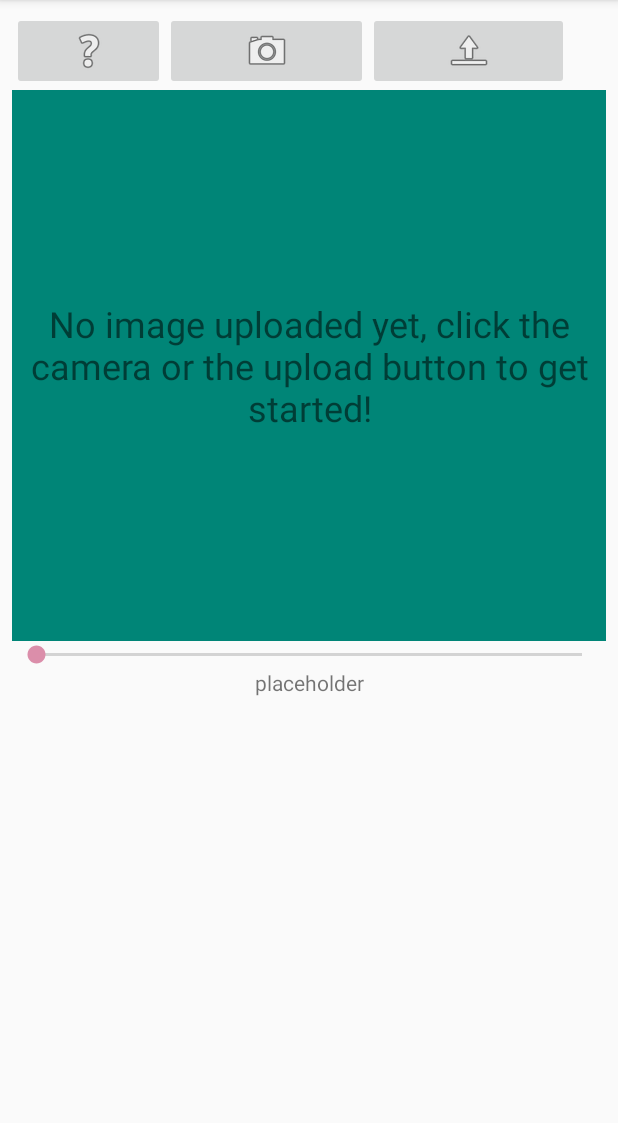
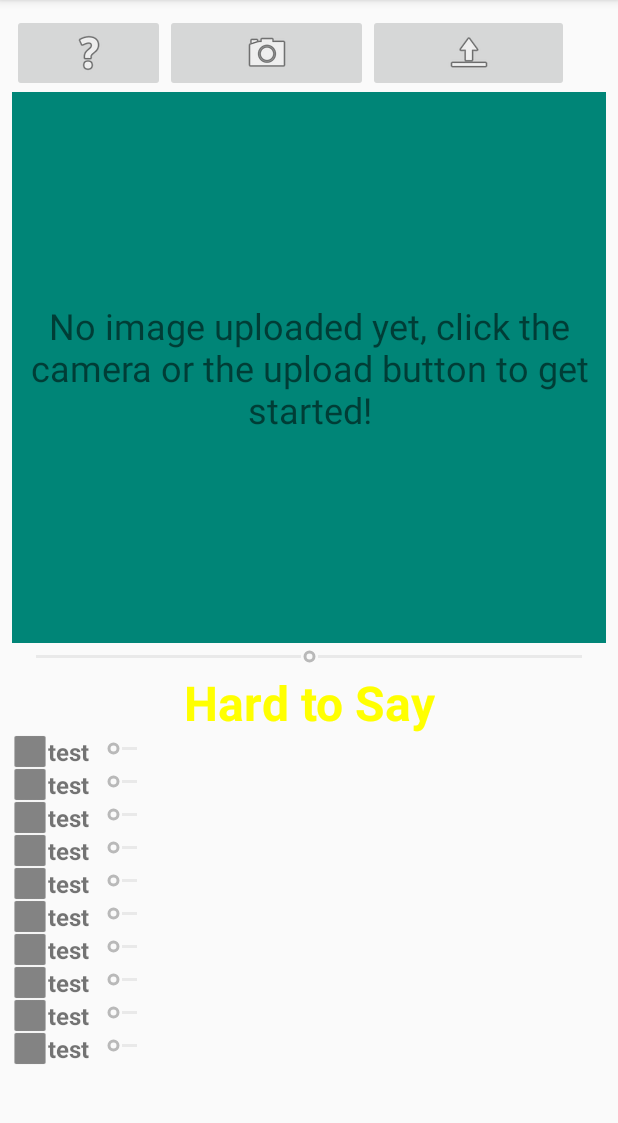
Before and after one commit to timecomplexity/FoodSeer, an Android app: the screen it shows after launch (MainActivity), on a phone screen of 412 x 824 dp, the part 84-1207 px from its top. Run offline under Robolectric (Android 15) with nearby library versions, the phone set to English and light mode, and no system bars.

Commit message:
now were getting somehwere

```diff
--- a/app/build.gradle
+++ b/app/build.gradle
@@ -25,4 +25,5 @@ dependencies {
     testImplementation 'junit:junit:4.12'
     androidTestImplementation 'com.android.support.test:runner:1.0.2'
     androidTestImplementation 'com.android.support.test.espresso:espresso-core:3.0.2'
+    implementation 'com.android.support:gridlayout-v7:28.0.0'
 }
--- a/app/src/main/java/com/blastbeatsandcode/seefood/view/MainActivity.java
+++ b/app/src/main/java/com/blastbeatsandcode/seefood/view/MainActivity.java
@@ -1,17 +1,19 @@
 package com.blastbeatsandcode.seefood.view;
 
+import android.graphics.Color;
 import android.media.Image;
 import android.support.v7.app.AppCompatActivity;
 import android.os.Bundle;
+import android.view.LayoutInflater;
 import android.view.View;
-import android.widget.Button;
 import android.widget.ImageButton;
+import android.widget.ImageView;
 import android.widget.SeekBar;
+import android.widget.TableLayout;
+import android.widget.TableRow;
 import android.widget.TextView;
 
 import com.blastbeatsandcode.seefood.R;
-
-import org.w3c.dom.Text;
 
 public class MainActivity extends AppCompatActivity {
 
@@ -19,10 +21,11 @@ public class MainActivity extends AppCompatActivity {
     private static ImageButton buttonHelp;
     private static ImageButton buttonCamera;
     private static ImageButton buttonUpload;
-    private static View imageMainResult;
+    private static ImageView imageMainResult;
     private static TextView textNoneUploadedYet;
     private static SeekBar seekbarMainResult;
     private static TextView textMainResult;
+    private static TableLayout tableGallery;
 
     @Override
     protected void onCreate(Bundle savedInstanceState) {
@@ -34,10 +37,12 @@ public class MainActivity extends AppCompatActivity {
         buttonHelp = (ImageButton)findViewById(R.id.buttonHelp);
         buttonCamera = (ImageButton)findViewById(R.id.buttonCamera);
         buttonUpload = (ImageButton)findViewById(R.id.buttonUpload);
-        imageMainResult = (View)findViewById(R.id.imageMainResult);
+        imageMainResult = (ImageView)findViewById(R.id.imageMainResult);
         textNoneUploadedYet = (TextView)findViewById(R.id.textNoneUploadedYet);
         seekbarMainResult = (SeekBar)findViewById(R.id.seekbarMainResult);
+        seekbarMainResult.setEnabled(false); // make the seekbar frozen
         textMainResult = (TextView)findViewById(R.id.textMainResult);
+        tableGallery = (TableLayout)findViewById(R.id.tableGallery);
 
         // start all listeners
 
@@ -48,15 +53,55 @@ public class MainActivity extends AppCompatActivity {
         // initialize
 
         initialize();
+        Image[] gallery = new Image[10];
+        //TODO have this ^ come from somehwere else and be filled with
+        // the latest x (10) images excluding the most recent one
+        // also these might want to be an seeFoodImage objects which have data about foodness rather than just
+        // images so populating the gallery is easier :)
+        populateGallery(gallery);
+        appropriateView(5,seekbarMainResult,textMainResult ); //TODO remove later
 
     }
 
-    public void initialize(){
+    public void initialize(){ // a lot of this should probably be done by controller
         //TODO
         // set imageMainResult to first most recent image from db (or return now if theres none)
+            // imageMainResult.setImageResource(R.drawable.my_image); // have first image passed here
         // hide textNoneUploadedYet
         // based on main image, set seekbarMainResult and textMainResult
-        // populate the gallery below
+            // appropriateView(get this somehow,seekbarMainResult,textMainResult );
+        // populate the gallery
+    }
+
+    private void populateGallery(Image[] gallery) {
+        for (Image i: gallery){ //for each image in gallery array
+            TableRow row = (TableRow)LayoutInflater.from(MainActivity.this).inflate(R.layout.attrib_row, null);
+            ((ImageView)row.findViewById(R.id.galleryImage)).setImageResource(R.drawable.defaultimage);
+            ((TextView)row.findViewById(R.id.galleryText)).setText("test");
+            ((SeekBar)row.findViewById(R.id.gallerySeekbar)).setEnabled(false);
+            tableGallery.addView(row);
+            // TODO populate more based on object's attributes
+        }
+
+    }
+
+    // for now, foodness is a double out of 10, 0 being not food and 10 being food
+    // this function sets the color of text, the content of text, and the seekbar percent
+    private void appropriateView(double foodness, SeekBar s, TextView t ){
+        // useing just 3 colors for now
+        if (foodness < 3.5){
+            t.setTextColor(Color.RED);
+            t.setText("Not Food");
+            s.setProgress((int)foodness*10);
+        } else if (foodness>= 3.5 && foodness < 7.5){
+            t.setTextColor(Color.YELLOW);
+            t.setText("Hard to Say");
+            s.setProgress((int)foodness*10);
+        } else {
+            t.setTextColor(Color.GREEN);
+            t.setText("Food!");
+            s.setProgress((int)foodness*10);
+        }
     }
 
     public void helpListener(){
--- a/app/src/main/res/layout/activity_main.xml
+++ b/app/src/main/res/layout/activity_main.xml
@@ -6,22 +6,23 @@
     android:layout_height="match_parent"
     tools:context=".view.MainActivity">
 
+    <ScrollView
+        android:layout_width="match_parent"
+        android:layout_height="match_parent">
+
         <LinearLayout
             android:id="@+id/linearLayout"
-        android:layout_width="0dp"
-        android:layout_height="799dp"
+            android:layout_width="match_parent"
+            android:layout_height="wrap_content"
             android:layout_marginStart="8dp"
             android:layout_marginLeft="8dp"
-        android:layout_marginTop="8dp"
+            android:layout_marginTop="9dp"
             android:layout_marginEnd="8dp"
             android:layout_marginRight="8dp"
-        android:layout_marginBottom="8dp"
             android:orientation="vertical"
-        app:layout_constraintBottom_toBottomOf="parent"
             app:layout_constraintEnd_toEndOf="parent"
             app:layout_constraintStart_toStartOf="parent"
-        app:layout_constraintTop_toTopOf="parent"
-        app:layout_constraintVertical_bias="0.0">
+            app:layout_constraintTop_toTopOf="parent">
 
             <LinearLayout
                 android:layout_width="match_parent"
@@ -56,7 +57,6 @@
                     android:id="@+id/imageMainResult"
                     android:layout_width="match_parent"
                     android:layout_height="match_parent"
-                android:background="?android:attr/accessibilityFocusedDrawable"
                     app:srcCompat="@color/colorPrimary" />
 
                 <TextView
@@ -80,7 +80,50 @@
                 android:layout_width="match_parent"
                 android:layout_height="wrap_content"
                 android:gravity="center"
-            android:text="placeholder" />
+                android:text="placeholder"
+                android:textSize="32dp"
+                android:textStyle="bold"/>
+
+            <TableLayout
+                android:id="@+id/tableGallery"
+                android:layout_width="match_parent"
+                android:layout_height="match_parent">
+
+                <TableRow
+                    android:id="@+id/galRow0"
+                    android:layout_width="match_parent"
+                    android:layout_height="match_parent">
+
+                </TableRow>
+
+                <TableRow
+                    android:id="@+id/galRow2"
+                    android:layout_width="match_parent"
+                    android:layout_height="match_parent">
+
+                </TableRow>
+
+                <TableRow
+                    android:id="@+id/galRow3"
+                    android:layout_width="match_parent"
+                    android:layout_height="match_parent">
+
+                </TableRow>
+
+                <TableRow
+                    android:id="@+id/galRow4"
+                    android:layout_width="match_parent"
+                    android:layout_height="match_parent">
+
+                </TableRow>
+
+                <TableRow
+                    android:id="@+id/galRow5"
+                    android:layout_width="match_parent"
+                    android:layout_height="match_parent" />
+            </TableLayout>
 
         </LinearLayout>
+    </ScrollView>
+
 </android.support.constraint.ConstraintLayout>
--- /dev/null
+++ b/app/src/main/res/layout/attrib_row.xml
@@ -0,0 +1,21 @@
+<?xml version="1.0" encoding="utf-8"?>
+<TableRow   xmlns:android="http://schemas.android.com/apk/res/android">
+    <ImageView
+        android:id="@+id/galleryImage"
+        android:layout_width="match_parent"
+        android:layout_height="match_parent"
+        />
+    <TextView
+        android:id="@+id/galleryText"
+        android:layout_width="match_parent"
+        android:layout_height="wrap_content"
+        android:gravity="center"
+        android:text="this should have been changed!"
+        android:textSize="16dp"
+        android:textStyle="bold"/>
+    <SeekBar
+        android:id="@+id/gallerySeekbar"
+        android:layout_width="match_parent"
+        android:layout_height="wrap_content"
+        android:enabled="false" />
+</TableRow>
```
Also changed, not shown: app/src/main/res/drawable-hdpi/defaultimage.png (added), app/src/main/res/drawable-mdpi/defaultimage.png (added), app/src/main/res/drawable-xhdpi/defaultimage.png (added), app/src/main/res/drawable-xxhdpi/defaultimage.png (added), app/src/main/res/drawable-xxxhdpi/defaultimage.png (added). Lines whose indentation alone changed are shown as unchanged.
